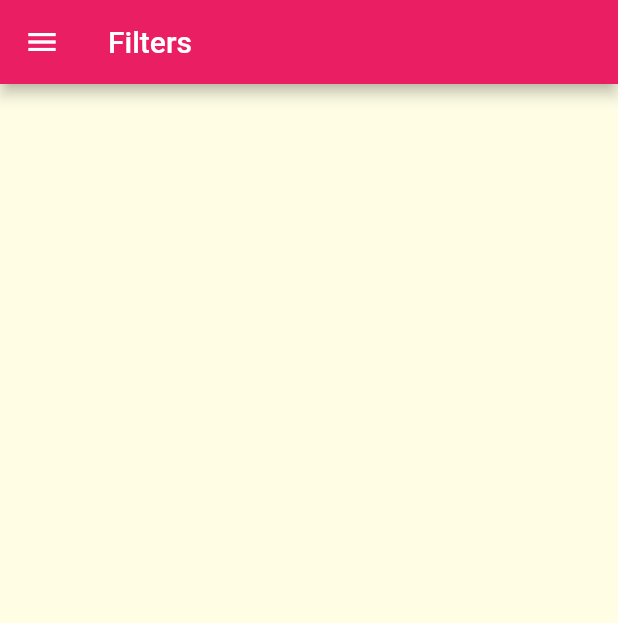
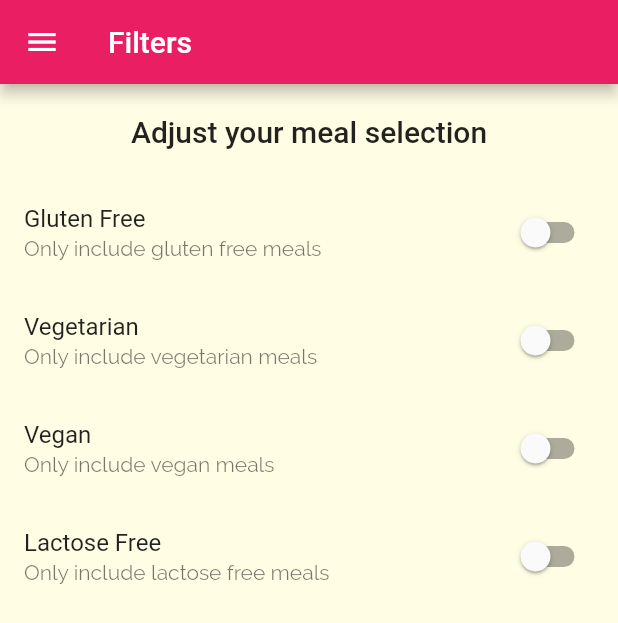
Before and after one commit to LodewykRoux/meals_app, a Flutter app: the FiltersScreen screen opened directly, on a phone screen of 412 x 824 dp. Shown: the top 623 px of the screen. Run offline on Flutter 3.47's test engine with Material 2 defaults, Android fonts, the phone set to English and light mode, and no system bars.

Commit message:
added filters and delete button

```diff
--- a/meals/lib/screens/filters_screen.dart
+++ b/meals/lib/screens/filters_screen.dart
@@ -1,14 +1,80 @@
 import 'package:flutter/material.dart';
 import 'package:meals/widget/main_drawer.dart';
 
-class FiltersScreen extends StatelessWidget {
+class FiltersScreen extends StatefulWidget {
   const FiltersScreen({Key? key}) : super(key: key);
+
+  @override
+  State<FiltersScreen> createState() => _FiltersScreenState();
+}
+
+class _FiltersScreenState extends State<FiltersScreen> {
+  bool _glutenFree = false;
+  bool _vegetarian = false;
+  bool _vegan = false;
+  bool _lactoseFree = false;
 
   @override
   Widget build(BuildContext context) {
     return Scaffold(
       appBar: AppBar(title: Text('Filters')),
       drawer: MainDrawer(),
+      body: Column(children: [
+        Container(
+          padding: const EdgeInsets.all(20),
+          child: Center(
+            child: Text(
+              'Adjust your meal selection',
+              style: Theme.of(context).textTheme.titleLarge,
+            ),
+          ),
+        ),
+        Expanded(
+            child: ListView(
+          children: [
+            SwitchListTile(
+              value: _glutenFree,
+              onChanged: (_) {
+                setState(() {
+                  _glutenFree = _;
+                });
+              },
+              subtitle: const Text('Only include gluten free meals'),
+              title: const Text('Gluten Free'),
+            ),
+            SwitchListTile(
+              value: _vegetarian,
+              onChanged: (_) {
+                setState(() {
+                  _vegetarian = _;
+                });
+              },
+              subtitle: const Text('Only include vegetarian meals'),
+              title: const Text('Vegetarian'),
+            ),
+            SwitchListTile(
+              value: _vegan,
+              onChanged: (_) {
+                setState(() {
+                  _vegan = _;
+                });
+              },
+              subtitle: const Text('Only include vegan meals'),
+              title: const Text('Vegan'),
+            ),
+            SwitchListTile(
+              value: _lactoseFree,
+              onChanged: (_) {
+                setState(() {
+                  _lactoseFree = _;
+                });
+              },
+              subtitle: const Text('Only include lactose free meals'),
+              title: const Text('Lactose Free'),
+            ),
+          ],
+        ))
+      ]),
     );
   }
 }
--- a/meals/lib/screens/meal_detail_screen.dart
+++ b/meals/lib/screens/meal_detail_screen.dart
@@ -81,6 +81,12 @@ class MealDetailScreen extends StatelessWidget {
           ],
         ),
       ),
+      floatingActionButton: FloatingActionButton(
+        child: Icon(Icons.delete),
+        onPressed: () {
+          Navigator.of(context).pop(meal.id);
+        },
+      ),
     );
   }
 }
```
Also changed, not shown: meals/lib/screens/category_meals_screen.dart (+44 -23 lines).
